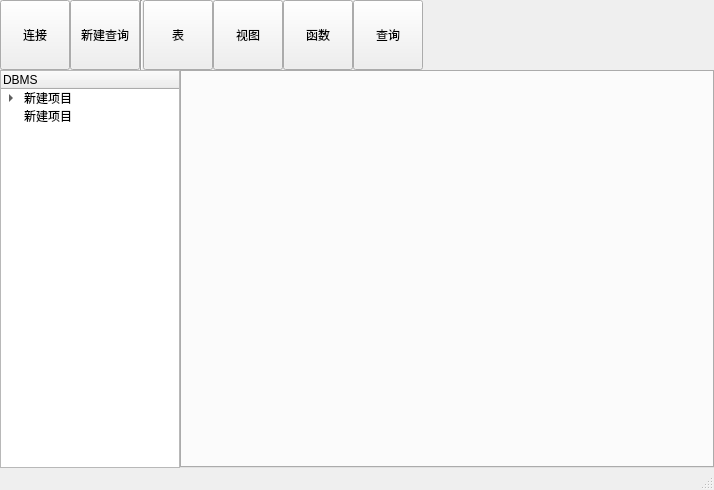
Above: mainwindow.ui from xhy2539/DBMS-Qt before the change. Below: the same form after it.
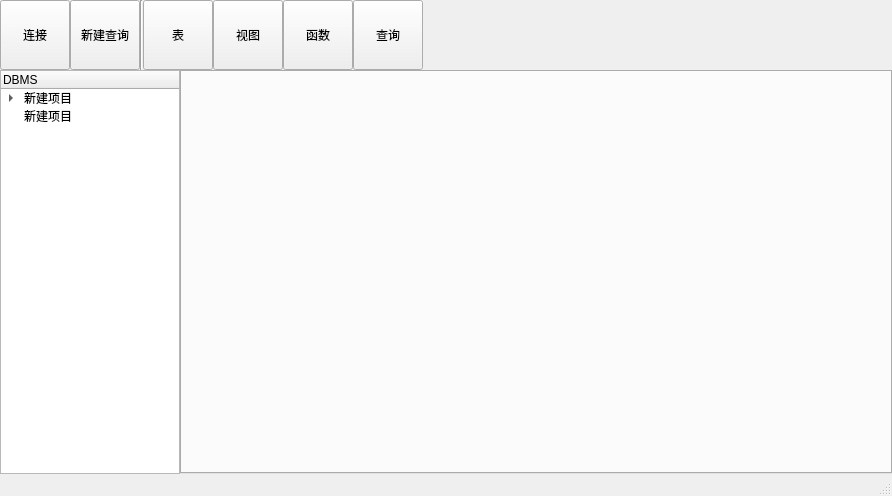
That is the form after the change.

```diff
--- a/mainwindow.ui
+++ b/mainwindow.ui
@@ -9,8 +9,8 @@
    <rect>
     <x>0</x>
     <y>0</y>
-    <width>714</width>
-    <height>490</height>
+    <width>892</width>
+    <height>496</height>
    </rect>
   </property>
   <property name="sizePolicy">
```
Left out of the diff: 15 changed lines with no effect on the pictures.
